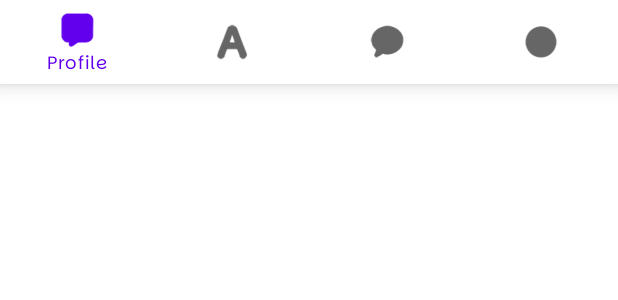
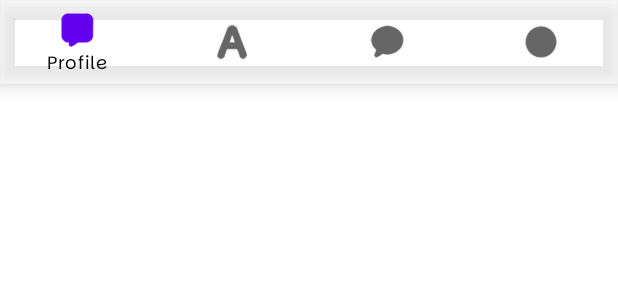
Before and after one commit to MCiftcioglu/astrolumina, an Android app: the layout bottom_nav.xml on its own in the app's theme, with its tools: preview values and no code run, on a phone screen of 412 x 824 dp. Shown: the top 300 px of the screen. Run offline under Robolectric (Android 15) with nearby library versions, the phone set to English and light mode, and no system bars.

Commit message:
Merge remote-tracking branch 'origin/main'

```diff
--- a/app/src/main/res/layout/bottom_nav.xml
+++ b/app/src/main/res/layout/bottom_nav.xml
@@ -5,5 +5,6 @@
     android:id="@+id/bottomNavigation"
     android:layout_width="match_parent"
     android:layout_height="wrap_content"
-    android:background="#FFFFFF"
+    android:background="@color/white_translucent"
+    app:itemTextColor="@color/black"
     app:menu="@menu/bottom_nav_menu" />
--- a/app/src/main/res/values/colors.xml
+++ b/app/src/main/res/values/colors.xml
@@ -8,6 +8,7 @@
     <color name="teal_700">#FF018786</color>
     <color name="black">#FF000000</color>
     <color name="white">#FFFFFFFF</color>
+    <color name="white_translucent">#80FFFFFF</color>
 
     <!-- Color.kt'den gelen renkler -->
     <color name="purple_80">#6247ea</color>
```
Also changed, not shown: app/src/main/res/layout/activity_onboarding.xml (+13 -1 lines).
